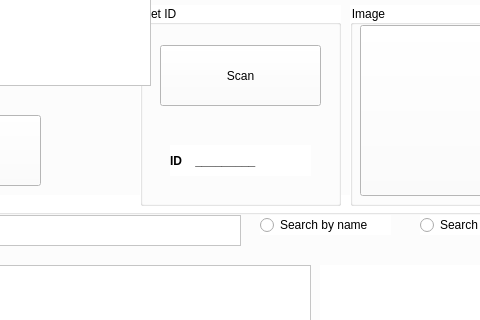
First picture: the form in design_ui/Ui.ui, repository Quoc123123/LVTN, before the edit; both pictures show x 550 to 1030 and y 195 to 515 of the 1138 by 840 pixel window.
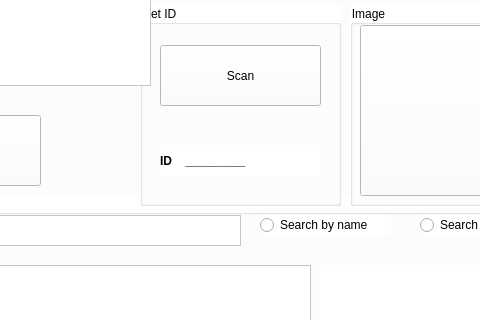
Second picture: the form after the edit. Icons and pictures are not drawn.

What changed in the file:
```diff
--- a/design_ui/Ui.ui
+++ b/design_ui/Ui.ui
@@ -919,9 +919,9 @@
        <widget class="QLabel" name="lbID">
         <property name="geometry">
          <rect>
-          <x>30</x>
+          <x>20</x>
           <y>140</y>
-          <width>141</width>
+          <width>161</width>
           <height>31</height>
          </rect>
         </property>
```
